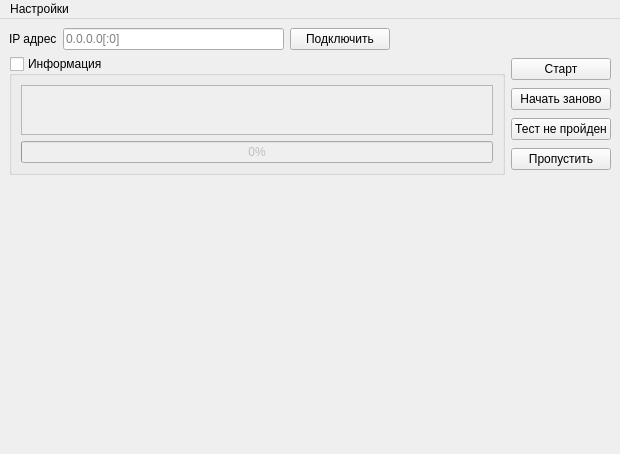
Old version of the form gui/main_window.ui in the repository timerke/pyvac_test.
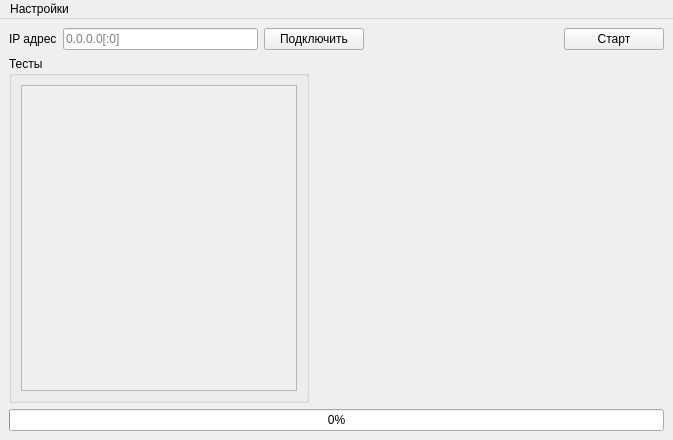
New version of the form.

```diff
--- a/gui/main_window.ui
+++ b/gui/main_window.ui
@@ -6,15 +6,18 @@
    <rect>
     <x>0</x>
     <y>0</y>
-    <width>620</width>
-    <height>454</height>
+    <width>673</width>
+    <height>440</height>
    </rect>
   </property>
   <property name="windowTitle">
    <string>MainWindow</string>
   </property>
   <widget class="QWidget" name="central_widget">
-   <layout class="QVBoxLayout" name="verticalLayout_3">
+   <layout class="QVBoxLayout" name="verticalLayout">
+    <property name="spacing">
+     <number>6</number>
+    </property>
     <property name="leftMargin">
      <number>9</number>
     </property>
@@ -78,146 +81,92 @@
         </property>
        </spacer>
       </item>
+      <item>
+       <widget class="QPushButton" name="button_start_or_stop_tests">
+        <property name="minimumSize">
+         <size>
+          <width>100</width>
+          <height>0</height>
+         </size>
+        </property>
+        <property name="maximumSize">
+         <size>
+          <width>100</width>
+          <height>16777215</height>
+         </size>
+        </property>
+        <property name="text">
+         <string>Старт</string>
+        </property>
+        <property name="checkable">
+         <bool>true</bool>
+        </property>
+       </widget>
+      </item>
      </layout>
     </item>
     <item>
      <layout class="QHBoxLayout" name="horizontal_layout_2">
       <item>
        <widget class="QGroupBox" name="group_box_tests">
+        <property name="minimumSize">
+         <size>
+          <width>300</width>
+          <height>0</height>
+         </size>
+        </property>
+        <property name="maximumSize">
+         <size>
+          <width>200</width>
+          <height>16777215</height>
+         </size>
+        </property>
         <property name="title">
-         <string>Информация</string>
+         <string>Тесты</string>
         </property>
-        <property name="checkable">
-         <bool>true</bool>
-        </property>
-        <property name="checked">
-         <bool>false</bool>
-        </property>
-        <layout class="QVBoxLayout" name="verticalLayout">
+        <layout class="QVBoxLayout" name="verticalLayout_2">
          <item>
-          <widget class="QTextEdit" name="text_edit_info">
-           <property name="sizePolicy">
-            <sizepolicy hsizetype="Expanding" vsizetype="Fixed">
-             <horstretch>0</horstretch>
-             <verstretch>0</verstretch>
-            </sizepolicy>
-           </property>
+          <widget class="QScrollArea" name="scroll_area">
            <property name="maximumSize">
             <size>
-             <width>16777215</width>
-             <height>50</height>
+             <width>300</width>
+             <height>16777215</height>
             </size>
            </property>
-           <property name="readOnly">
+           <property name="widgetResizable">
             <bool>true</bool>
            </property>
-          </widget>
-         </item>
-         <item>
-          <widget class="QProgressBar" name="progress_bar">
-           <property name="value">
-            <number>0</number>
-           </property>
+           <widget class="QWidget" name="scroll_area_widget_contents">
+            <property name="geometry">
+             <rect>
+              <x>0</x>
+              <y>0</y>
+              <width>278</width>
+              <height>306</height>
+             </rect>
+            </property>
+           </widget>
           </widget>
          </item>
         </layout>
        </widget>
       </item>
       <item>
-       <layout class="QVBoxLayout" name="vertical_layout_2" stretch="0,0,0,0">
-        <property name="sizeConstraint">
-         <enum>QLayout::SetMinimumSize</enum>
+       <widget class="QWidget" name="widget_for_image" native="true">
+        <property name="sizePolicy">
+         <sizepolicy hsizetype="Expanding" vsizetype="Expanding">
+          <horstretch>0</horstretch>
+          <verstretch>0</verstretch>
+         </sizepolicy>
         </property>
-        <item>
-         <widget class="QPushButton" name="button_start_or_stop_tests">
-          <property name="minimumSize">
-           <size>
-            <width>100</width>
-            <height>0</height>
-           </size>
-          </property>
-          <property name="maximumSize">
-           <size>
-            <width>100</width>
-            <height>16777215</height>
-           </size>
-          </property>
-          <property name="text">
-           <string>Старт</string>
-          </property>
-          <property name="checkable">
-           <bool>true</bool>
-          </property>
-         </widget>
-        </item>
-        <item>
-         <widget class="QPushButton" name="button_restart_tests">
-          <property name="minimumSize">
-           <size>
-            <width>100</width>
-            <height>0</height>
-           </size>
-          </property>
-          <property name="maximumSize">
-           <size>
-            <width>100</width>
-            <height>16777215</height>
-           </size>
-          </property>
-          <property name="text">
-           <string>Начать заново</string>
-          </property>
-         </widget>
-        </item>
-        <item>
-         <widget class="QPushButton" name="button_call_failure">
-          <property name="minimumSize">
-           <size>
-            <width>100</width>
-            <height>0</height>
-           </size>
-          </property>
-          <property name="maximumSize">
-           <size>
-            <width>100</width>
-            <height>16777215</height>
-           </size>
-          </property>
-          <property name="text">
-           <string>Тест не пройден</string>
-          </property>
-         </widget>
-        </item>
-        <item>
-         <widget class="QPushButton" name="button_skip_test">
-          <property name="minimumSize">
-           <size>
-            <width>100</width>
-            <height>0</height>
-           </size>
-          </property>
-          <property name="maximumSize">
-           <size>
-            <width>100</width>
-            <height>16777215</height>
-           </size>
-          </property>
-          <property name="text">
-           <string>Пропустить</string>
-          </property>
-         </widget>
-        </item>
-       </layout>
+       </widget>
       </item>
      </layout>
     </item>
     <item>
-     <widget class="QWidget" name="widget_for_image" native="true">
-      <property name="sizePolicy">
-       <sizepolicy hsizetype="Expanding" vsizetype="Expanding">
-        <horstretch>0</horstretch>
-        <verstretch>0</verstretch>
-       </sizepolicy>
+     <widget class="QProgressBar" name="progress_bar">
+      <property name="value">
+       <number>0</number>
       </property>
      </widget>
     </item>
@@ -228,7 +177,7 @@
     <rect>
      <x>0</x>
      <y>0</y>
-     <width>620</width>
+     <width>673</width>
      <height>21</height>
     </rect>
    </property>
```
Left out of the diff: 1 changed line with no effect on the pictures.
